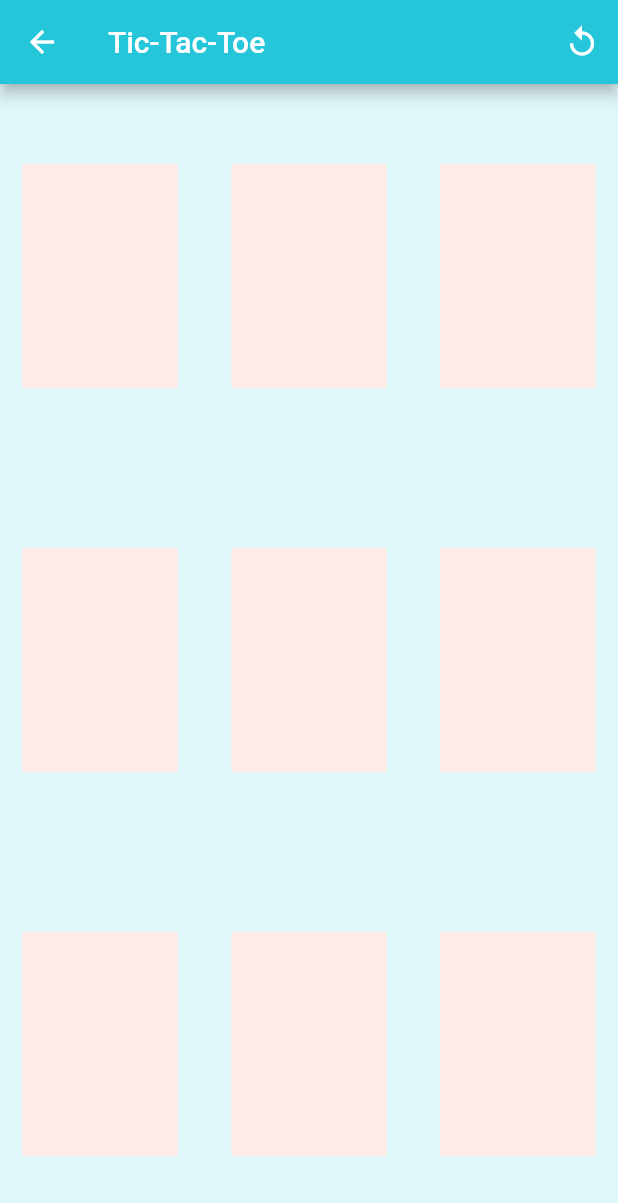
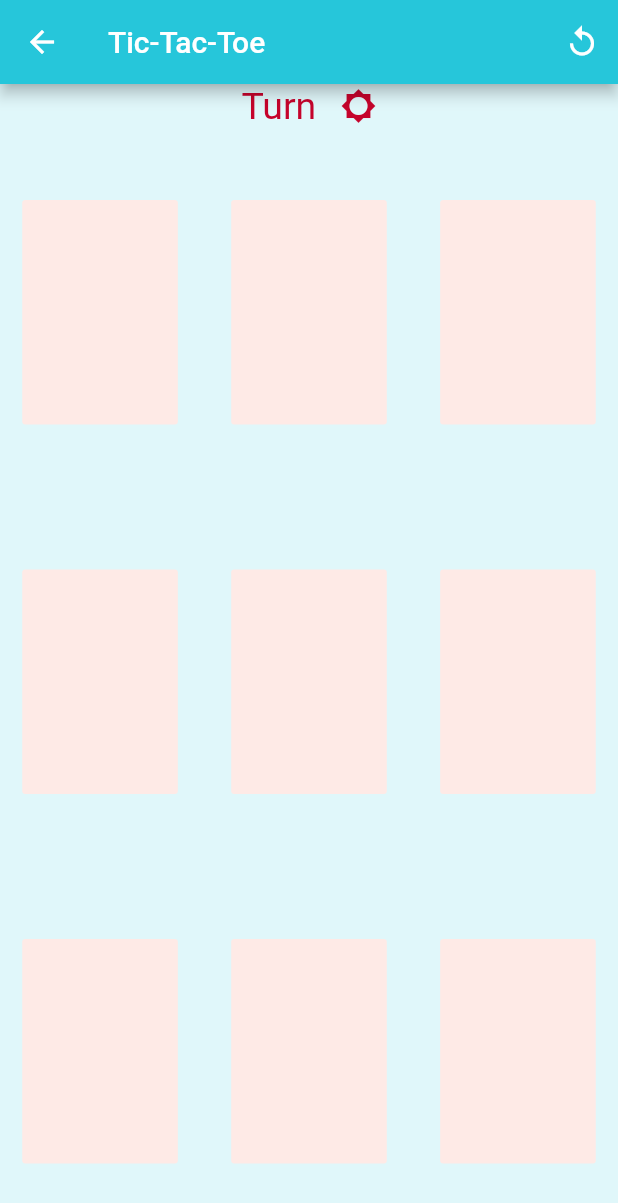
Before and after one commit to ElenaHrndz/Tic-Tac-Toe_Flutter, a Flutter app: the screen it shows after launch, after a tap on the "play arrow" icon, on a phone screen of 412 x 824 dp. Shown: the top 1203 px of the screen. Run offline on Flutter 3.47's test engine with Material 2 defaults, Android fonts, the phone set to English and light mode, and no system bars.

Commit message:
use theme colors

```diff
--- a/lib/credits.dart
+++ b/lib/credits.dart
@@ -9,7 +9,11 @@ class Credits extends StatelessWidget{
       ),
         body:Container(
         alignment: Alignment.center,
-        child: Text('All\nMaria Elena Hernandez Payan'),
+        child: Text(
+          'Made by\n\nMaria Elena Hernandez Payan',
+          style: Theme.of(context).textTheme.title,
+          textAlign: TextAlign.center,
+        ),
       ),
     );
 
--- a/lib/game.dart
+++ b/lib/game.dart
@@ -128,8 +128,8 @@ class _MyGameState extends State<StatefulWidget> {
             child: positions[coordenates] != ''
                 ? Icon(iconToSet(positions[coordenates]), size: 50)
                 : Icon(null),
-            color: Color(0xFFFEEAE6),
-            textColor: Color(0xFFC5032B),
+            color: Theme.of(context).buttonColor,
+            textColor: Theme.of(context).accentColor,
           ),
         ));
   }
@@ -154,12 +154,18 @@ class _MyGameState extends State<StatefulWidget> {
 
   List<Widget> winObjects() {
     return <Widget>[
-      ExpandedBox(1),
-      Text('The winer is:',
-          style:
-              TextStyle(fontWeight: FontWeight.bold, color: Color(0xFFFBB8AC), fontSize: 50)),
-      Icon(isX ? Icons.brightness_3 : Icons.brightness_5, color:Color(0xFFC5032B), size: 50),
-      ExpandedBox(1),
+      ExpandedBox(10),
+      Text(
+        'The winer is:',
+        style: Theme.of(context).textTheme.subtitle
+      ),
+      ExpandedBox(2),
+      Icon(
+        isX ? Icons.brightness_3 : Icons.brightness_5,
+        color: Theme.of(context).accentColor,
+        size: 50
+      ),
+      ExpandedBox(10),
     ];
   }
 
@@ -181,7 +187,27 @@ class _MyGameState extends State<StatefulWidget> {
             ? Flex(
                 direction: Axis.vertical,
                 mainAxisAlignment: MainAxisAlignment.center,
-                  children: <Widget>[gameRow(2), gameRow(1), gameRow(0)],
+                children: <Widget>[
+                  Flex(
+                    direction: Axis.horizontal,
+                    children: <Widget>[
+                      ExpandedBox(20),
+                      Text(
+                        'Turn',
+                        style: Theme.of(context).textTheme.display1,
+                      ),
+                      ExpandedBox(2),
+                      Icon(
+                        isX?iconToSet('x'):iconToSet('o'),
+                        color: Theme.of(context).accentColor
+                      ),
+                      ExpandedBox(20)
+                    ],
+                  ),
+                  gameRow(2),
+                  gameRow(1),
+                  gameRow(0)
+                ],
               )
             : Flex(
                 direction: Axis.vertical,
@@ -189,11 +215,10 @@ class _MyGameState extends State<StatefulWidget> {
                     ? winObjects()
                     : <Widget>[
                         ExpandedBox(1),
-                          Text('its a tie',
-                              style: TextStyle(
-                                  fontWeight: FontWeight.bold,
-                                  color: Color(0xFFFBB8AC),
-                                  fontSize: 50)),
+                        Text(
+                          'its a tie',
+                          style: Theme.of(context).textTheme.subtitle
+                        ),
                         ExpandedBox(1)
                       ],
               )),
--- a/lib/main.dart
+++ b/lib/main.dart
@@ -16,7 +16,38 @@ class MyApp extends StatelessWidget {
         '/credits': (BuildContext context) => new Credits()
       },
       home: TicTacToeGame(),
-      theme: _ticTheam,
+      theme: buildTicTheme(),
+    );
+  }
+
+  ThemeData buildTicTheme() {
+    final ThemeData base = ThemeData.light();
+    var theme = selectTheme(0);
+    return base.copyWith(
+      primaryColor: theme.primary,
+      accentColor: theme.accent,
+      floatingActionButtonTheme: FloatingActionButtonThemeData(
+        backgroundColor: theme.fbColor,
+        foregroundColor: theme.ffColor
+      ),
+      buttonColor: theme.ffColor,
+      textTheme: base.textTheme.copyWith(
+        title: TextStyle(
+          color: theme.primary,
+          fontWeight: FontWeight.bold,
+          fontSize: 60,
+        ),
+        subtitle: TextStyle(
+          fontWeight: FontWeight.bold,
+          color: theme.stColor,
+          fontSize: 50
+        ),
+        display1: TextStyle(
+          fontSize: 25,
+          color: theme.accent
+        )
+      ),
+      scaffoldBackgroundColor: theme.backgroud,
     );
   }
 }
@@ -31,17 +62,21 @@ class TicTacToeGame extends StatelessWidget {
       children: <Widget>[
         ExpandedBox(20),
         Expanded(
-          child: Text('Tic Tac Toe',
-              style: TextStyle(
-                  fontWeight: FontWeight.bold, color: Color(0xFFC5032B), fontSize: 60)),
+          child: Text(
+            'Tic Tac Toe',
+            style: Theme.of(context).textTheme.title,
+          ),
           flex: 20,
         ),
         ExpandedBox(5),
         Expanded(
           child: FloatingActionButton(
-            child: Icon(Icons.play_arrow, size: 50),
-            foregroundColor: Color(0xFFC5032B),
-            backgroundColor: Color(0xFFFEEAE6),
+            child: Icon(
+              Icons.play_arrow,
+              size: 50,
+            ),
+            foregroundColor: Theme.of(context).accentColor,
+            backgroundColor: Theme.of(context).floatingActionButtonTheme.foregroundColor,
             shape: RoundedRectangleBorder(
                 borderRadius: BorderRadius.all(Radius.circular(16.0))),
             heroTag: 'play',
@@ -59,8 +94,6 @@ class TicTacToeGame extends StatelessWidget {
             Expanded(
               child: FloatingActionButton(
                 child: Icon(Icons.info),
-                foregroundColor: Color(0xFFC5032B),
-                backgroundColor: Color(0xFFFEEAE6),
                 heroTag: 'info',
                 onPressed: () {
                   Navigator.pushNamed(context, '/credits');
@@ -68,7 +101,7 @@ class TicTacToeGame extends StatelessWidget {
               ),
               flex: 10,
             ),
-            ExpandedBox(5)
+            ExpandedBox(5),
           ],
         ),
         ExpandedBox(5)
@@ -76,21 +109,3 @@ class TicTacToeGame extends StatelessWidget {
     ));
   }
 }
-
-final ThemeData _ticTheam = _buildTicTheam();
-
-ThemeData _buildTicTheam() {
-  final ThemeData base = ThemeData.light();
-  return base.copyWith(
-    accentColor: ticColor300,
-    primaryColor: ticColor100,
-    buttonTheme: base.buttonTheme.copyWith(
-      buttonColor: ticColor400,
-      // textTheme: ButtonTextTheme.normal,
-    ),
-    scaffoldBackgroundColor: ticBackgroundWhite,
-    cardColor: ticBackgroundWhite,
-    textSelectionColor: ticColor,
-    errorColor: ticErrorRed,
-  );
-}
--- a/lib/widgets/colors.dart
+++ b/lib/widgets/colors.dart
@@ -1,13 +1,44 @@
 import 'package:flutter/material.dart';
 
-const ticColor = const Color(0xFFFEEAE6);
-const ticColor100 = const Color(0xFF26C6DA);
-const ticColor300 = const Color(0xFFFBB8AC);
-const ticColor400 = const Color(0xFFEAA4A4);
+class MainTheme{
+  Color backgroud = Color(0xFFE0F7FA);
+  Color primary = Color(0xFF26C6DA);
+  Color accent = Color(0xFFC5032B);
+  Color fbColor = Color(0xFF26C6DA);
+  Color ffColor = Color(0xFFFEEAE6);
+  Color stColor = Color(0xFFFBB8AC);
 
-const ticColor900 = const Color(0xFF442B2D);
+  MainTheme(this.backgroud, this.primary, this.accent, this.fbColor, this.ffColor, this.stColor);
+}
 
-const ticErrorRed = const Color(0xFFC5032B);
-
-const ticSurfaceWhite = const Color(0xFFFFFBFA);
-const ticBackgroundWhite = const Color(0xFFE0F7FA);
+MainTheme selectTheme(int kind){
+  switch(kind){
+    case 0:
+      return MainTheme(
+        Color(0xFFE0F7FA),
+        Color(0xFF26C6DA),
+        Color(0xFFC5032B),
+        Color(0xFF26C6DA),
+        Color(0xFFFEEAE6),
+        Color(0xFFFBB8AC)
+      );
+    case 1:
+      return MainTheme(
+        Colors.brown[800],
+        Colors.yellowAccent[400],
+        Colors.lightGreenAccent[400],
+        Colors.lightBlueAccent,
+        Colors.purple,
+        Colors.teal
+      );
+    default:
+      return MainTheme(
+        Color(0xFFE0F7FA),
+        Color(0xFF26C6DA),
+        Color(0xFFC5032B),
+        Color(0xFF26C6DA),
+        Color(0xFFFEEAE6),
+        Color(0xFFFBB8AC)
+      );
+  }
+}
```
Lines whose indentation alone changed are shown as unchanged.
